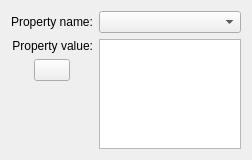
centic9/kdesvn-ppa, file src/svnfrontend/editpropsdlg.ui: the form before one commit.
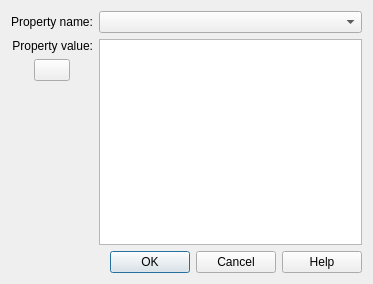
The form after the commit. Custom widgets are drawn as their Qt base class.

Patch:
```diff
--- a/src/svnfrontend/editpropsdlg.ui
+++ b/src/svnfrontend/editpropsdlg.ui
@@ -1,21 +1,15 @@
 <?xml version="1.0" encoding="UTF-8"?>
 <ui version="4.0">
- <class>EditPropsWidget</class>
- <widget class="QWidget" name="EditPropsWidget">
+ <class>EditPropsDlg</class>
+ <widget class="QDialog" name="EditPropsDlg">
   <property name="geometry">
    <rect>
     <x>0</x>
     <y>0</y>
-    <width>252</width>
-    <height>160</height>
+    <width>373</width>
+    <height>284</height>
    </rect>
   </property>
-  <property name="minimumSize">
-   <size>
-    <width>250</width>
-    <height>160</height>
-   </size>
-  </property>
   <property name="windowTitle">
    <string>Edit property</string>
   </property>
@@ -103,15 +97,17 @@
      </item>
     </layout>
    </item>
+   <item>
+    <widget class="QDialogButtonBox" name="buttonBox">
+     <property name="standardButtons">
+      <set>QDialogButtonBox::Cancel|QDialogButtonBox::Help|QDialogButtonBox::Ok</set>
+     </property>
+    </widget>
+   </item>
   </layout>
  </widget>
  <layoutdefault spacing="6" margin="11"/>
  <customwidgets>
-  <customwidget>
-   <class>KComboBox</class>
-   <extends>QComboBox</extends>
-   <header>kcombobox.h</header>
-  </customwidget>
   <customwidget>
    <class>KTextEdit</class>
    <extends>QTextEdit</extends>
@@ -122,6 +118,11 @@
    <extends>KComboBox</extends>
    <header>khistorycombobox.h</header>
   </customwidget>
+  <customwidget>
+   <class>KComboBox</class>
+   <extends>QComboBox</extends>
+   <header>kcombobox.h</header>
+  </customwidget>
  </customwidgets>
  <tabstops>
   <tabstop>m_NameEdit</tabstop>
```
Left out of the diff: 27 changed lines with no effect on the pictures.
